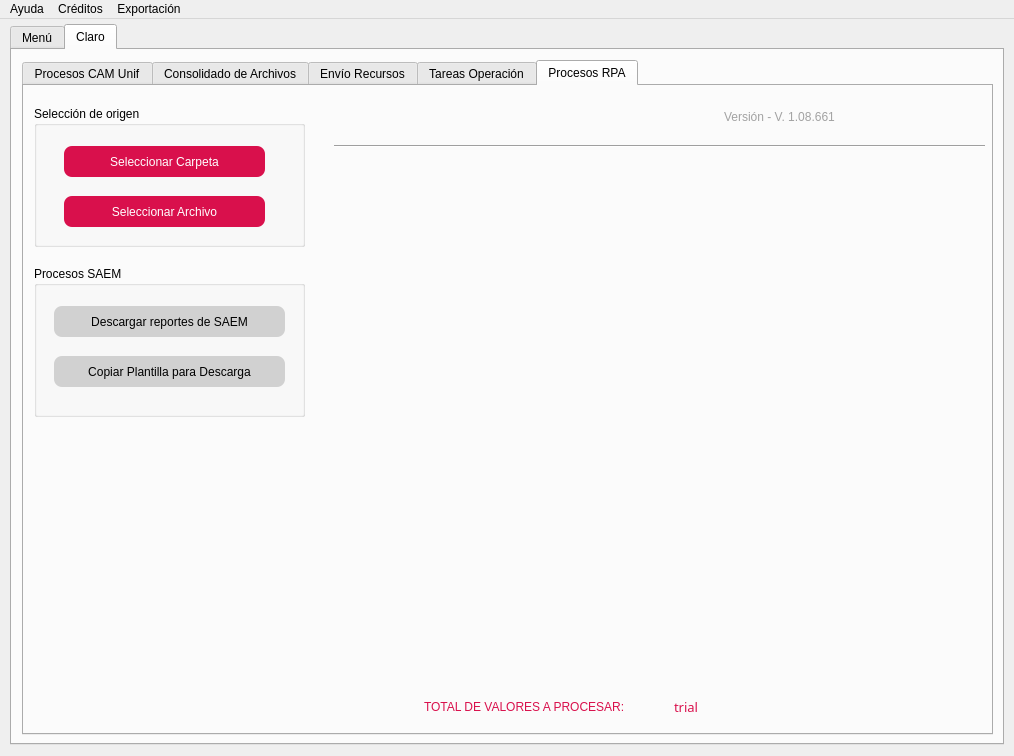
This is gui/Project.ui in JU4ND4V1DMM/devops_desktop_syncra as Qt 5 draws it before an edit. The edited form follows.
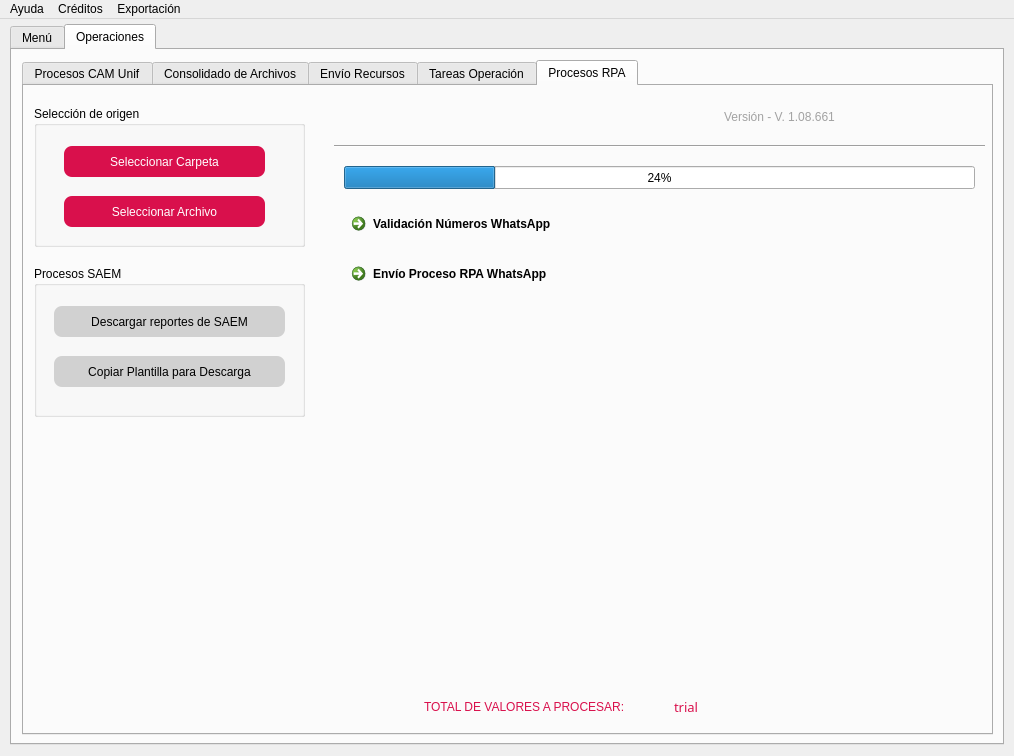
This is the edited form. The open tabs and pages were chosen to show the change. Icons and pictures are not drawn.

Diff of the .ui file:
```diff
--- a/gui/Project.ui
+++ b/gui/Project.ui
@@ -1128,7 +1128,7 @@
     </widget>
     <widget class="QWidget" name="tab_7">
      <attribute name="title">
-      <string>Claro</string>
+      <string>Operaciones</string>
      </attribute>
      <widget class="QTabWidget" name="tabWidget">
       <property name="geometry">
@@ -5936,6 +5936,45 @@
          <string>trial</string>
         </property>
        </widget>
+       <widget class="QCommandLinkButton" name="commandLinkButton">
+        <property name="geometry">
+         <rect>
+          <x>320</x>
+          <y>120</y>
+          <width>221</width>
+          <height>41</height>
+         </rect>
+        </property>
+        <property name="text">
+         <string>Validación Números WhatsApp</string>
+        </property>
+       </widget>
+       <widget class="QProgressBar" name="progressBar">
+        <property name="geometry">
+         <rect>
+          <x>320</x>
+          <y>80</y>
+          <width>631</width>
+          <height>23</height>
+         </rect>
+        </property>
+        <property name="value">
+         <number>24</number>
+        </property>
+       </widget>
+       <widget class="QCommandLinkButton" name="commandLinkButton_2">
+        <property name="geometry">
+         <rect>
+          <x>320</x>
+          <y>170</y>
+          <width>221</width>
+          <height>41</height>
+         </rect>
+        </property>
+        <property name="text">
+         <string>Envío Proceso RPA WhatsApp</string>
+        </property>
+       </widget>
       </widget>
      </widget>
     </widget>
```
Left out of the diff: 4 changed lines with no effect on the pictures.
